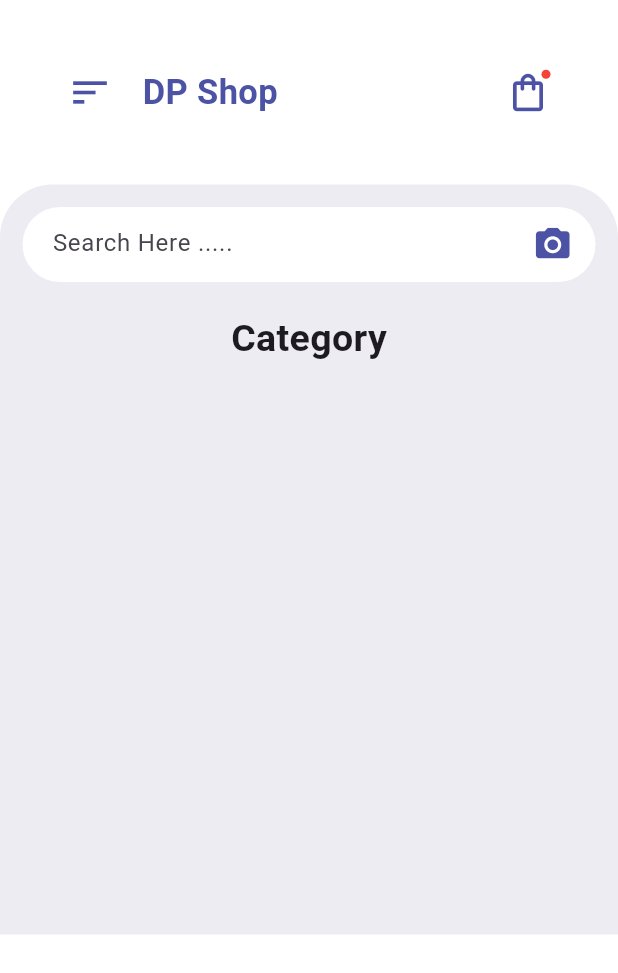
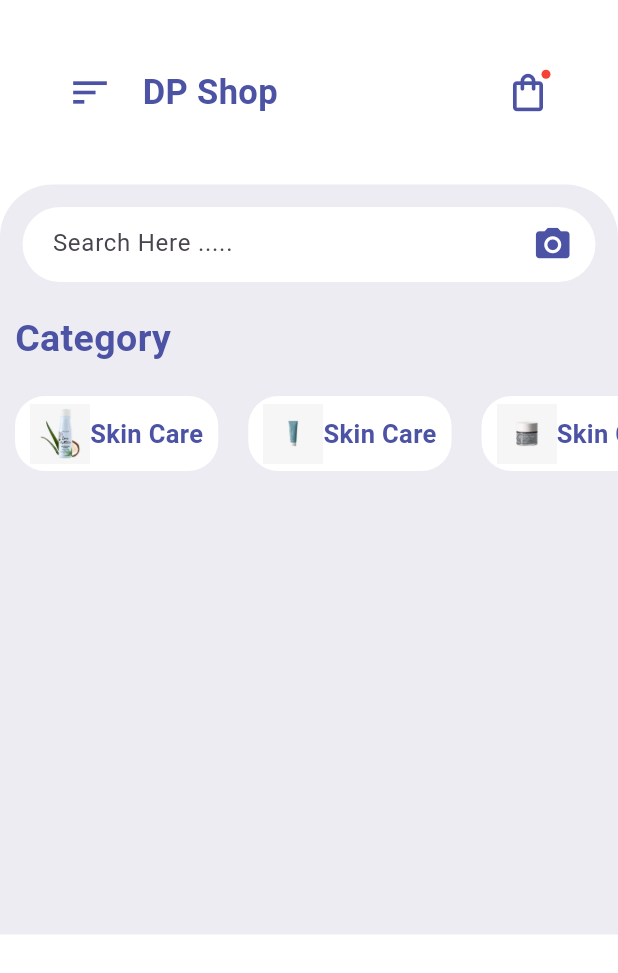
Before and after one commit to Giantpro1/ikeoluwa_store, a Flutter app: the screen it shows after launch, on a phone screen of 412 x 824 dp. Shown: the top 973 px of the screen. Run offline on Flutter 3.47's test engine with Material 3 defaults, Android fonts, the light colour scheme and no system bars.

Commit message:
categories done

```diff
--- a/lib/pages/homePage.dart
+++ b/lib/pages/homePage.dart
@@ -1,5 +1,6 @@
 import 'package:flutter/material.dart';
 import 'package:ikeoluwa_store/widgets/HomeAppBar.dart';
+import 'package:ikeoluwa_store/widgets/categoriesWidget.dart';
 
 class HomePage extends StatelessWidget {
   const HomePage({super.key});
@@ -52,15 +53,21 @@ class HomePage extends StatelessWidget {
                 ),
               ),
               Container(
+                alignment: Alignment.centerLeft,
                 margin: const EdgeInsets.symmetric(
                   vertical: 20,
                   horizontal: 10,
                 ),
                 child: const Text(
                   "Category",
-                  style: TextStyle(fontSize: 25, fontWeight: FontWeight.bold),
+                  style: TextStyle(
+                    fontSize: 25,
+                    fontWeight: FontWeight.bold,
+                    color: Color(0xFF4C53A5),
+                  ),
                 ),
               ),
+              const CategoriesWidget()
             ]),
           )
         ],
--- /dev/null
+++ b/lib/widgets/categoriesWidget.dart
@@ -0,0 +1,43 @@
+import 'package:flutter/material.dart';
+
+class CategoriesWidget extends StatelessWidget {
+  const CategoriesWidget({super.key});
+
+  @override
+  Widget build(BuildContext context) {
+    return SingleChildScrollView(
+      scrollDirection: Axis.horizontal,
+      child: Row(
+        children: [
+          for (int i = 1; i < 6; i++)
+            Container(
+              margin: const EdgeInsets.symmetric(horizontal: 10),
+              padding: const EdgeInsets.symmetric(vertical: 5, horizontal: 10),
+              decoration: BoxDecoration(
+                color: Colors.white,
+                borderRadius: BorderRadius.circular(20),
+              ),
+              child: Row(
+                crossAxisAlignment: CrossAxisAlignment.center,
+                children: [
+                  Image.asset(
+                    "images/productImage-$i.jpeg",
+                    width: 40,
+                    height: 40,
+                  ),
+                  const Text(
+                    "Skin Care",
+                    style: TextStyle(
+                      fontWeight: FontWeight.bold,
+                      fontSize: 17,
+                      color: Color(0xFF4C53A5),
+                    ),
+                  )
+                ],
+              ),
+            ),
+        ],
+      ),
+    );
+  }
+}
--- a/pubspec.yaml
+++ b/pubspec.yaml
@@ -60,9 +60,9 @@ flutter:
   uses-material-design: true
 
   # To add assets to your application, add an assets section, like this:
-  # assets:
-  #   - images/a_dot_burr.jpeg
-  #   - images/a_dot_ham.jpeg
+  assets:
+    - images/
+    # - images/productImage-2.jpeg
 
   # An image asset can refer to one or more resolution-specific "variants", see
   # https://flutter.dev/assets-and-images/#resolution-aware
```
Also changed, not shown: images/productImage-1.jpeg (renamed from images/productImage.jpeg).
